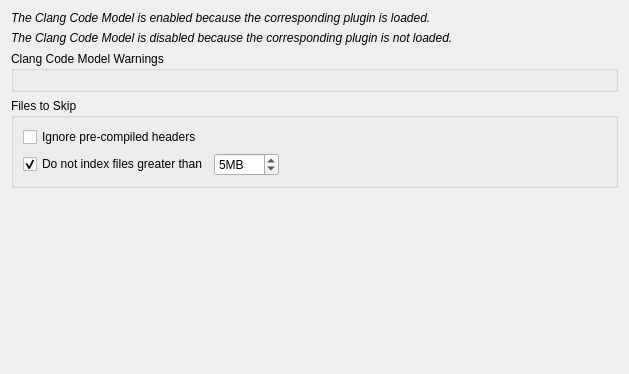
Above: src/plugins/cpptools/cppcodemodelsettingspage.ui from qt-creator/qt-creator before the change. Below: the same form after it.
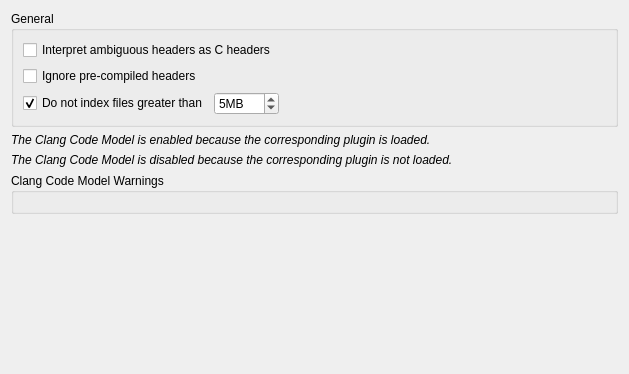
That is the form after the change.

Commit message:
CppTools: Allow interpreting ambiguous headers as C headers
...instead of C++ headers.

For the Clang Code Model this results in using "-x c-header" instead of
"-x c++-header".

This introduces a new option in Options > C++ > "Code Model" to
configure this.

What changed in the file:
```diff
--- a/src/plugins/cpptools/cppcodemodelsettingspage.ui
+++ b/src/plugins/cpptools/cppcodemodelsettingspage.ui
@@ -14,37 +14,19 @@
    <string>Form</string>
   </property>
   <layout class="QVBoxLayout" name="verticalLayout_2">
-   <item>
-    <widget class="QLabel" name="clangCodeModelIsEnabledHint">
-     <property name="text">
-      <string>&lt;i&gt;The Clang Code Model is enabled because the corresponding plugin is loaded.&lt;/i&gt;</string>
-     </property>
-    </widget>
-   </item>
-   <item>
-    <widget class="QLabel" name="clangCodeModelIsDisabledHint">
-     <property name="text">
-      <string>&lt;i&gt;The Clang Code Model is disabled because the corresponding plugin is not loaded.&lt;/i&gt;</string>
-     </property>
-    </widget>
-   </item>
-   <item>
-    <widget class="QGroupBox" name="clangSettingsGroupBox">
-     <property name="title">
-      <string>Clang Code Model Warnings</string>
-     </property>
-     <property name="checkable">
-      <bool>false</bool>
-     </property>
-     <layout class="QVBoxLayout" name="verticalLayout_3"/>
-    </widget>
-   </item>
    <item>
     <widget class="QGroupBox" name="anotherGroupBox">
      <property name="title">
-      <string>Files to Skip</string>
+      <string>General</string>
      </property>
      <layout class="QVBoxLayout" name="verticalLayout">
+      <item>
+       <widget class="QCheckBox" name="interpretAmbiguousHeadersAsCHeaders">
+        <property name="text">
+         <string>Interpret ambiguous headers as C headers</string>
+        </property>
+       </widget>
+      </item>
       <item>
        <widget class="QCheckBox" name="ignorePCHCheckBox">
         <property name="toolTip">
@@ -101,6 +83,31 @@
      </layout>
     </widget>
    </item>
+   <item>
+    <widget class="QLabel" name="clangCodeModelIsEnabledHint">
+     <property name="text">
+      <string>&lt;i&gt;The Clang Code Model is enabled because the corresponding plugin is loaded.&lt;/i&gt;</string>
+     </property>
+    </widget>
+   </item>
+   <item>
+    <widget class="QLabel" name="clangCodeModelIsDisabledHint">
+     <property name="text">
+      <string>&lt;i&gt;The Clang Code Model is disabled because the corresponding plugin is not loaded.&lt;/i&gt;</string>
+     </property>
+    </widget>
+   </item>
+   <item>
+    <widget class="QGroupBox" name="clangSettingsGroupBox">
+     <property name="title">
+      <string>Clang Code Model Warnings</string>
+     </property>
+     <property name="checkable">
+      <bool>false</bool>
+     </property>
+     <layout class="QVBoxLayout" name="verticalLayout_3"/>
+    </widget>
+   </item>
    <item>
     <spacer name="verticalSpacer">
      <property name="orientation">
```
The commit also changes 19 other files.
